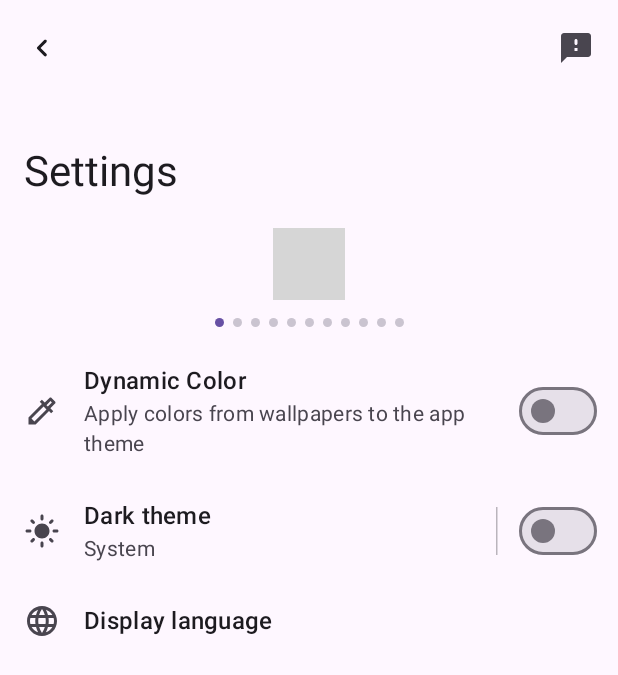
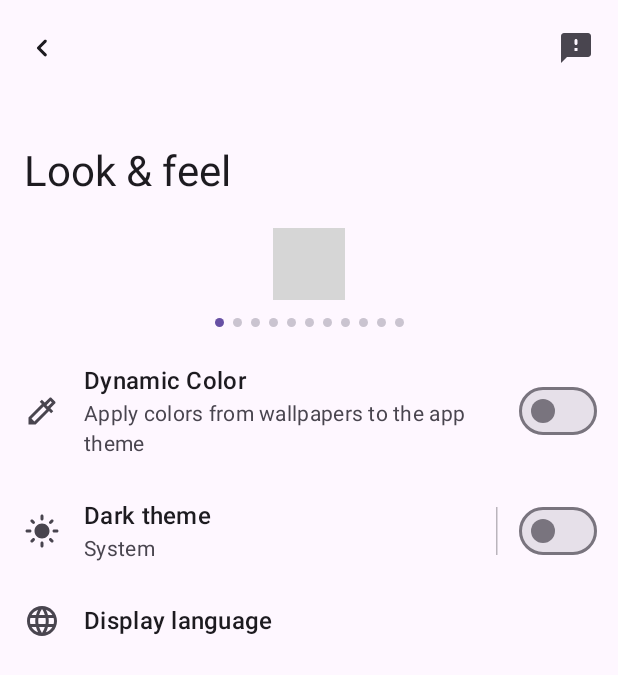
Before and after one commit to Melendez1209/Known, an Android app built with Jetpack Compose: the @Preview function Settings_Preview, on a phone screen of 412 x 824 dp. Shown: the top 675 px of the screen. Run offline under Robolectric (Android 15) with nearby library versions, the phone set to English and light mode, and no system bars; our stand-ins replace accompanist, window size class; libraries missing offline, so code that uses them is left out: com.tencent.mmkv, io.material.hct; 4 statements that could not run were skipped; grey boxes are pictures that could not be loaded.

Commit message:
Android: Refactor settings screen to appearance
-   Rename `Settings` screen to `Appearance`.
-   Add `look_and_feel` string resource in multiple languages.
-   Update the title of the appearance screen in the UI.
-   Update the routing.

```diff
--- a/Android/mobile/src/main/java/com/melendez/known/MainActivity.kt
+++ b/Android/mobile/src/main/java/com/melendez/known/MainActivity.kt
@@ -28,9 +28,9 @@ import com.melendez.known.ui.screens.feedback.Bug
 import com.melendez.known.ui.screens.feedback.Feature
 import com.melendez.known.ui.screens.feedback.Feedback
 import com.melendez.known.ui.screens.main.MainScreen
+import com.melendez.known.ui.screens.settings.Appearance
 import com.melendez.known.ui.screens.settings.Dark
 import com.melendez.known.ui.screens.settings.Language
-import com.melendez.known.ui.screens.settings.Settings
 import com.melendez.known.ui.theme.KnownTheme
 
 @OptIn(ExperimentalMaterial3WindowSizeClassApi::class, ExperimentalAnimationApi::class)
@@ -109,7 +109,7 @@ class MainActivity : ComponentActivity() {
                         )
                     }
                     composable(Screens.Settings.router) {
-                        Settings(
+                        Appearance(
                             widthSizeClass = widthSizeClass,
                             navTotalController = navTotalController
                         )
--- a/Android/mobile/src/main/java/com/melendez/known/ui/screens/Screens.kt
+++ b/Android/mobile/src/main/java/com/melendez/known/ui/screens/Screens.kt
@@ -2,7 +2,7 @@ package com.melendez.known.ui.screens
 
 sealed class Screens(val router: String) {
     data object Main : Screens("MainScreen")
-    data object Settings : Screens("Settings")
+    data object Settings : Screens("Appearance")
     data object Dark : Screens("Dark")
     data object Language : Screens("Language")
     data object DRP : Screens("DateRangePicker")
--- a/Android/mobile/src/main/java/com/melendez/known/ui/screens/settings/Settings.kt
+++ b/Android/mobile/src/main/java/com/melendez/known/ui/screens/settings/Appearance.kt
@@ -100,24 +100,24 @@ private val ColorList =
 
 
 @Composable
-fun Settings(widthSizeClass: WindowWidthSizeClass, navTotalController: NavHostController) {
+fun Appearance(widthSizeClass: WindowWidthSizeClass, navTotalController: NavHostController) {
     when (widthSizeClass) {
-        WindowWidthSizeClass.Compact -> Settings_CompactExpanded(navTotalController = navTotalController)
-        WindowWidthSizeClass.Medium -> Settings_Medium(navTotalController = navTotalController)
-        WindowWidthSizeClass.Expanded -> Settings_CompactExpanded(navTotalController = navTotalController)
-        else -> Settings_CompactExpanded(navTotalController = navTotalController)
+        WindowWidthSizeClass.Compact -> Appearance_CompactExpanded(navTotalController = navTotalController)
+        WindowWidthSizeClass.Medium -> Appearance_Medium(navTotalController = navTotalController)
+        WindowWidthSizeClass.Expanded -> Appearance_CompactExpanded(navTotalController = navTotalController)
+        else -> Appearance_CompactExpanded(navTotalController = navTotalController)
     }
 }
 
 @OptIn(ExperimentalMaterial3Api::class)
 @Composable
-fun Settings_CompactExpanded(navTotalController: NavHostController) {
+fun Appearance_CompactExpanded(navTotalController: NavHostController) {
 
     val scrollBehavior = TopAppBarDefaults.exitUntilCollapsedScrollBehavior()
 
     Column {
         LargeTopAppBar(
-            title = { Text(text = stringResource(R.string.settings)) },
+            title = { Text(text = stringResource(R.string.look_and_feel)) },
             navigationIcon = {
                 IconButton(onClick = { navTotalController.popBackStack() }) {
                     Icon(
@@ -149,13 +149,13 @@ fun Settings_CompactExpanded(navTotalController: NavHostController) {
 
 @OptIn(ExperimentalMaterial3Api::class)
 @Composable
-fun Settings_Medium(navTotalController: NavHostController) {
+fun Appearance_Medium(navTotalController: NavHostController) {
 
     val scrollBehavior = TopAppBarDefaults.exitUntilCollapsedScrollBehavior()
 
     Column {
         MediumTopAppBar(
-            title = { Text(text = stringResource(R.string.settings)) },
+            title = { Text(text = stringResource(R.string.look_and_feel)) },
             navigationIcon = {
                 IconButton(onClick = { navTotalController.popBackStack() }) {
                     Icon(
@@ -580,7 +580,7 @@ fun RowScope.ColorButtonImpl(
 @Preview(device = "id:pixel_9_pro")
 @Composable
 fun Settings_Preview() {
-    Settings(
+    Appearance(
         widthSizeClass = WindowWidthSizeClass.Compact,
         navTotalController = rememberNavController()
     )
--- a/Android/mobile/src/main/res/values/strings.xml
+++ b/Android/mobile/src/main/res/values/strings.xml
@@ -112,4 +112,5 @@
     <string name="dark_theme">Dark theme</string>
     <string name="sample">Sample</string>
     <string name="language">Display language</string>
+    <string name="look_and_feel"><![CDATA[Look & feel]]></string>
 </resources>
```
Also changed, not shown: 11 other files.
